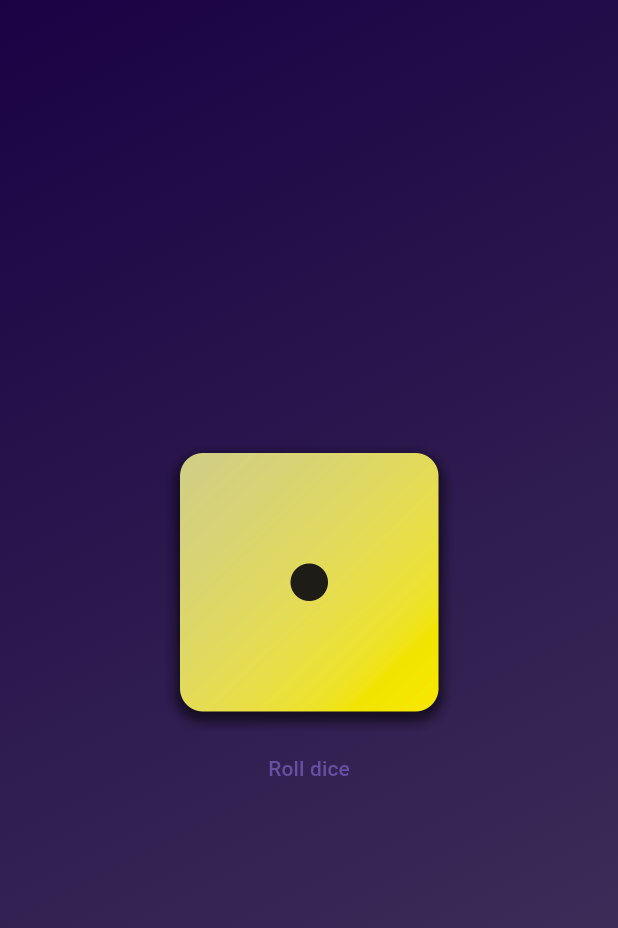
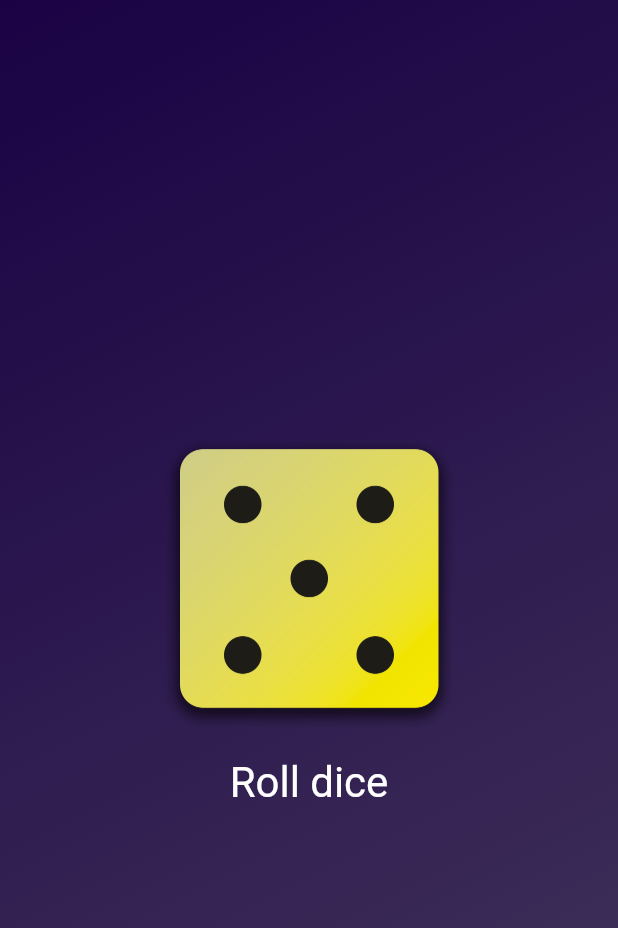
Before and after one commit to tinamikovic/Rollthedice, a Flutter app: the screen it shows after launch, after a tap on "Roll dice", on a phone screen of 412 x 824 dp. Shown: the top 928 px of the screen. Run offline on Flutter 3.47's test engine with Material 3 defaults, Android fonts, the phone set to English and light mode, and no system bars.

Commit message:
commit all

```diff
--- /dev/null
+++ b/lib/dice_roller.dart
@@ -0,0 +1,47 @@
+import 'dart:math';
+
+import 'package:flutter/material.dart';
+
+class Diceroller extends StatefulWidget {
+  Diceroller({super.key});
+
+  @override
+  State<Diceroller> createState() {
+    return _DicerollerState();
+  }
+}
+
+class _DicerollerState extends State<Diceroller> {
+  var currentDiceroll = 2;
+
+  void Rolldice() {
+    setState(() {
+      currentDiceroll = Random().nextInt(6) + 1;
+    });
+  }
+
+  @override
+  Widget build(context) {
+    return Column(
+      mainAxisAlignment:
+          MainAxisAlignment.center, // Centers the column vertically
+      children: [
+        Center(
+          // Centers the image horizontally
+          child: Image.asset(
+            "assets/dice-$currentDiceroll.png",
+            width: 200,
+          ),
+        ),
+        TextButton(
+            onPressed: Rolldice,
+            style: TextButton.styleFrom(
+              padding: const EdgeInsets.only(top: 20),
+              foregroundColor: Colors.white,
+              textStyle: const TextStyle(fontSize: 28),
+            ),
+            child: const Text("Roll dice"))
+      ],
+    );
+  }
+}
--- a/lib/gradient_container.dart
+++ b/lib/gradient_container.dart
@@ -1,3 +1,4 @@
+import 'package:first_app/dice_roller.dart';
 import 'package:flutter/material.dart';
 
 const startAligment = Alignment.topLeft;
@@ -21,20 +22,8 @@ class GradientContainer extends StatelessWidget {
         ),
       ),
       child: Center(
-          child: Column(
-        mainAxisAlignment:
-            MainAxisAlignment.center, // Centers the column vertically
-        children: [
-          Center(
-            // Centers the image horizontally
-            child: Image.asset(
-              "assets/dice-1.png",
-              width: 200,
-            ),
-          ),
-          TextButton(onPressed: rolldice, child: const Text("Roll dice"))
-        ],
-      )),
+        child: Diceroller(),
+      ),
     );
   }
 }
```
